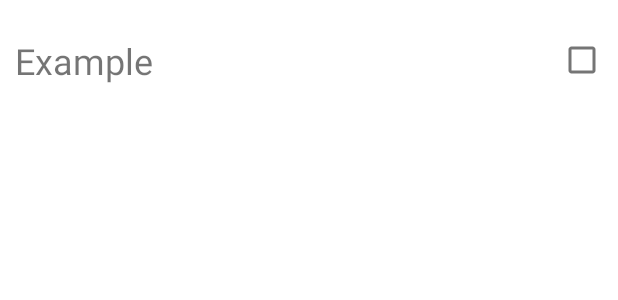
After one commit to MariusLuft/Todo-List-Android-App, an Android app: the layout item_todo.xml on its own in the app's theme, with its tools: preview values and no code run, on a phone screen of 412 x 824 dp. The commit adds this screen. Shown: the top 300 px of the screen. Run offline under Robolectric (Android 15) with nearby library versions, the phone set to English and light mode, and no system bars.

Commit message:
adds view layouts

```diff
--- /dev/null
+++ b/app/src/main/java/com/example/todo_app/Todo.kt
@@ -0,0 +1,5 @@
+package com.example.todo_app
+
+data class Todo (val Title: String, val IsChecked: Boolean){
+
+}
--- /dev/null
+++ b/app/src/main/res/layout/item_todo.xml
@@ -0,0 +1,28 @@
+<?xml version="1.0" encoding="utf-8"?>
+<androidx.constraintlayout.widget.ConstraintLayout xmlns:android="http://schemas.android.com/apk/res/android"
+    xmlns:app="http://schemas.android.com/apk/res-auto"
+    xmlns:tools="http://schemas.android.com/tools"
+    android:layout_width="match_parent"
+    android:layout_height="80dp">
+
+    <TextView
+        android:id="@+id/tvTodoTitle"
+        android:layout_width="wrap_content"
+        android:layout_height="wrap_content"
+        android:text="Example"
+        android:textSize="24sp"
+        android:layout_marginLeft="10dp"
+        app:layout_constraintBottom_toBottomOf="parent"
+        app:layout_constraintStart_toStartOf="parent"
+        app:layout_constraintTop_toTopOf="parent" />
+
+    <CheckBox
+        android:id="@+id/cbDone"
+        android:layout_width="0dp"
+        android:layout_height="wrap_content"
+        app:layout_constraintBottom_toBottomOf="parent"
+        app:layout_constraintEnd_toEndOf="parent"
+        app:layout_constraintTop_toTopOf="parent" />
+
+
+</androidx.constraintlayout.widget.ConstraintLayout>
```
Also changed, not shown: app/src/main/java/com/example/todo_app/TodoAdapter.kt (added, +11 -0 lines), app/src/main/res/layout/activity_main.xml (+38 -2 lines).
